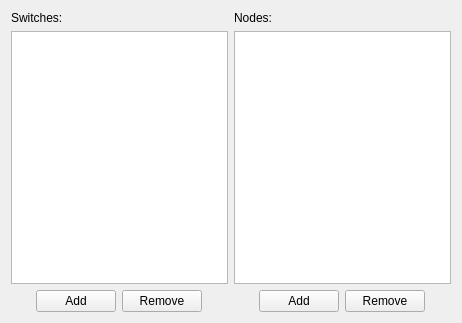
The window that src/VMTD/VMTD/model/VMTDModelForm.ui (ekushko/qt-vxlan-mtd-old) describes before a commit, drawn with Qt 5.
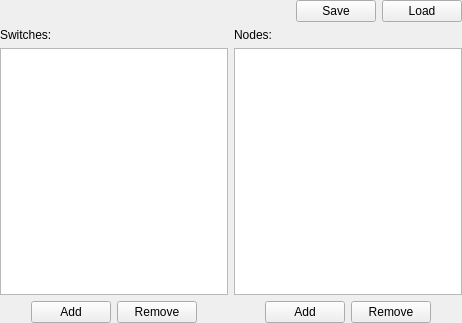
The same window after the commit.

Diff of the .ui file:
```diff
--- a/src/VMTD/VMTD/model/VMTDModelForm.ui
+++ b/src/VMTD/VMTD/model/VMTDModelForm.ui
@@ -14,6 +14,52 @@
    <string>Form</string>
   </property>
   <layout class="QVBoxLayout" name="verticalLayout_3">
+   <property name="leftMargin">
+    <number>0</number>
+   </property>
+   <property name="topMargin">
+    <number>0</number>
+   </property>
+   <property name="rightMargin">
+    <number>0</number>
+   </property>
+   <property name="bottomMargin">
+    <number>0</number>
+   </property>
+   <item>
+    <layout class="QHBoxLayout" name="hl_1">
+     <property name="topMargin">
+      <number>0</number>
+     </property>
+     <item>
+      <spacer name="_10">
+       <property name="orientation">
+        <enum>Qt::Horizontal</enum>
+       </property>
+       <property name="sizeHint" stdset="0">
+        <size>
+         <width>40</width>
+         <height>20</height>
+        </size>
+       </property>
+      </spacer>
+     </item>
+     <item>
+      <widget class="QPushButton" name="pbSave">
+       <property name="text">
+        <string>Save</string>
+       </property>
+      </widget>
+     </item>
+     <item>
+      <widget class="QPushButton" name="pbLoad">
+       <property name="text">
+        <string>Load</string>
+       </property>
+      </widget>
+     </item>
+    </layout>
+   </item>
    <item>
     <layout class="QHBoxLayout" name="_1">
      <property name="spacing">
```
